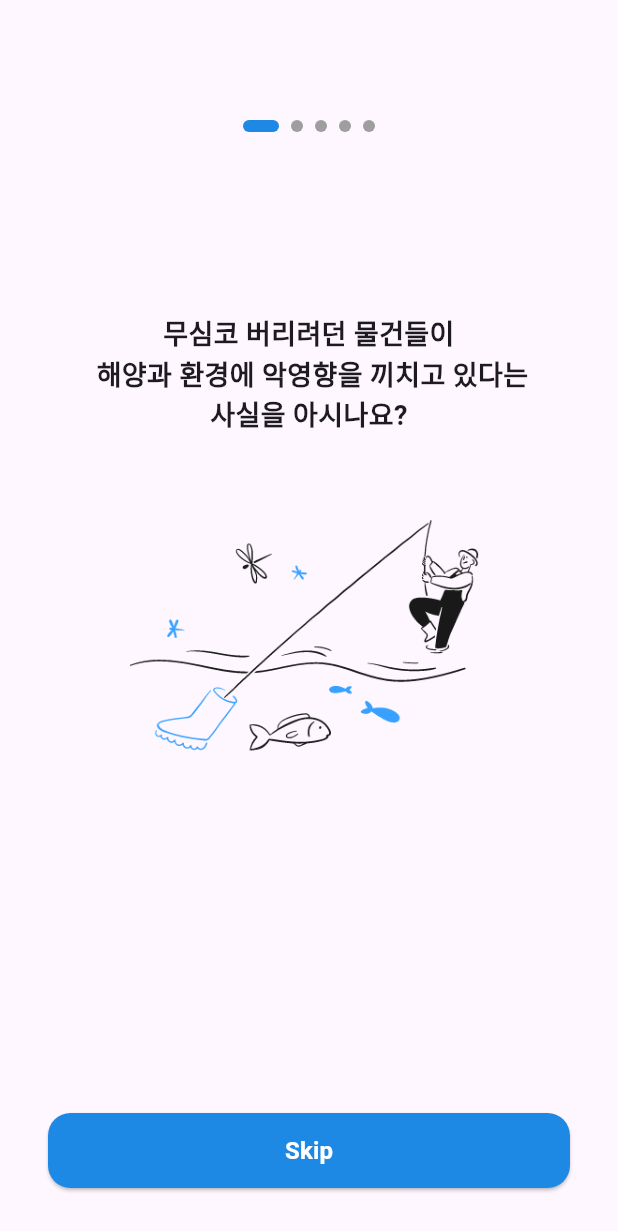
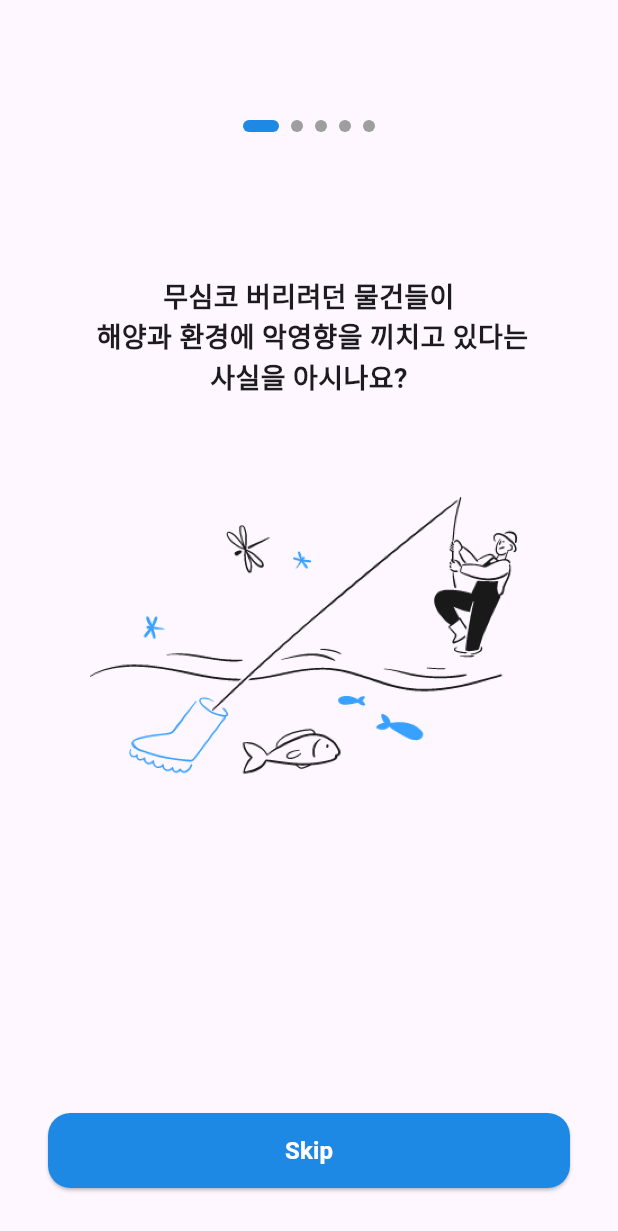
Before and after one commit to gdsc-ssu/anbd-app, a Flutter app: the screen it shows after launch, on a phone screen of 412 x 824 dp. Shown: the top 1231 px of the screen. Run offline on Flutter 3.47's test engine with Material 3 defaults, Android fonts, the phone set to English and light mode, and no system bars; drawn by our look-alikes of smooth_page_indicator; our stand-ins replace flutter_svg, shared_preferences.

Commit message:
[feat] image 크기 수정

```diff
--- a/lib/screens/onboarding/onboarding_screen.dart
+++ b/lib/screens/onboarding/onboarding_screen.dart
@@ -22,7 +22,7 @@ class OnboardingScreen extends StatelessWidget {
               onPageChanged: viewModel.updatePage,
               itemBuilder: (context, index) {
                 final item = viewModel.onboardingItems[index];
-                return _buildOnboardingPage(item);
+                return _buildOnboardingPage(item, index);
               },
             ),
           ),
@@ -51,7 +51,7 @@ class OnboardingScreen extends StatelessWidget {
     );
   }
 
-  Widget _buildOnboardingPage(OnboardingInfo item) {
+  Widget _buildOnboardingPage(OnboardingInfo item, int index) {
     return Padding(
       padding: const EdgeInsets.symmetric(horizontal: 10),
       child: Column(
@@ -63,7 +63,10 @@ class OnboardingScreen extends StatelessWidget {
             style: const TextStyle(fontSize: 18, fontWeight: FontWeight.bold),
           ),
           const SizedBox(height: 8),
-          Image.asset(item.image, height: 250),
+          Image.asset(
+              item.image,
+              height: index == 0 || index == 3 ? 300 : 250,
+          ),
           const SizedBox(height: 60),
         ],
       ),
```
Also changed, not shown: assets/images/onboarding/onboarding1.png.
